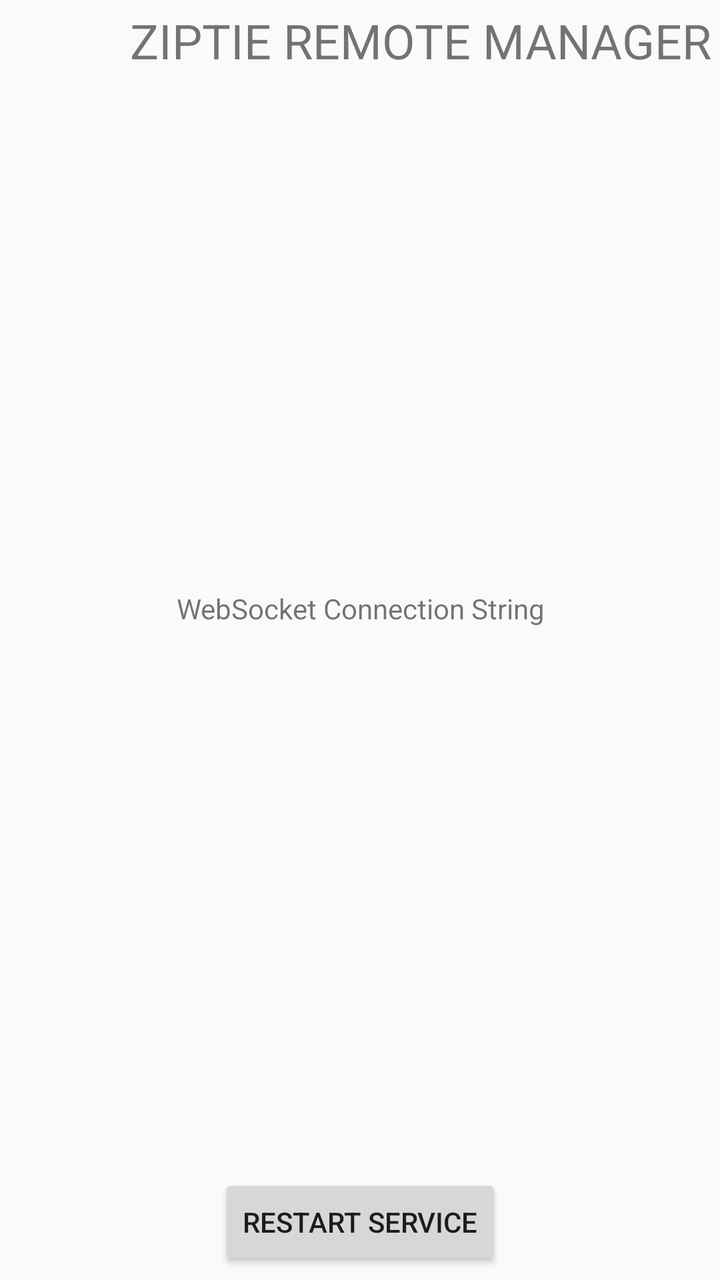
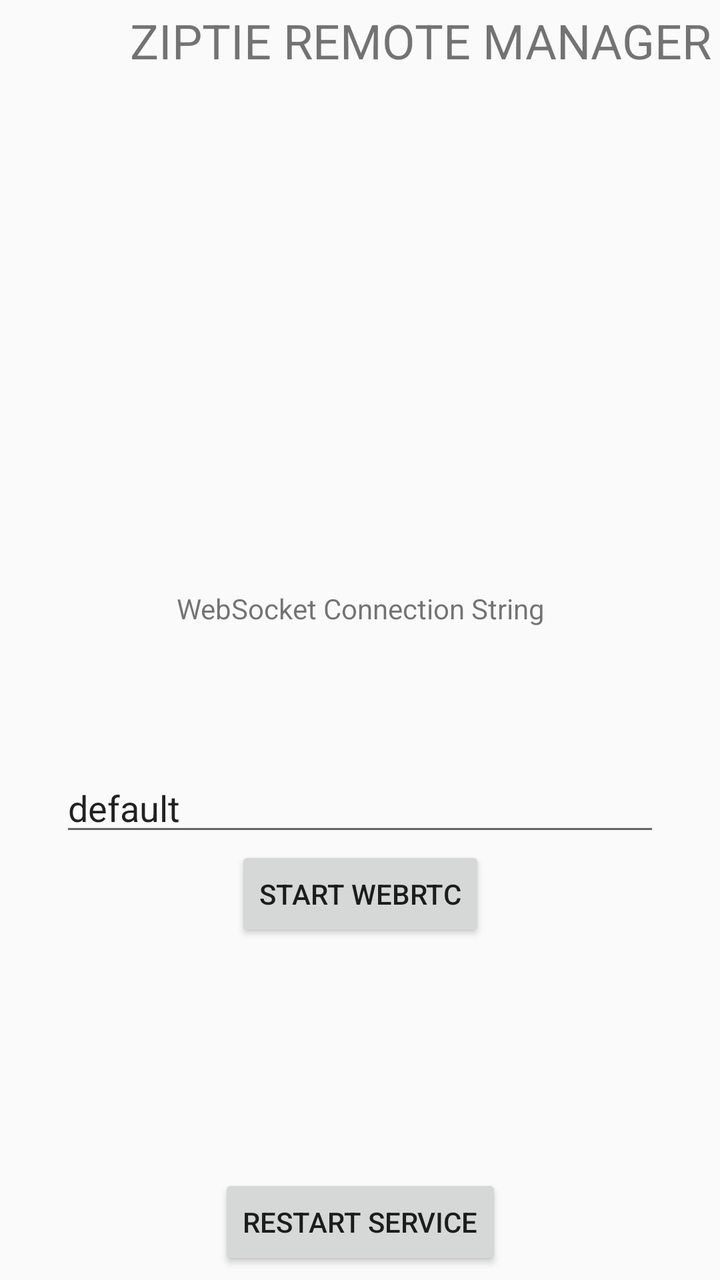

Screens rendered from an Android XML layout before and after an edit, with the pre-edit source and the edit as a unified diff.
<!-- AndroidManifest.xml: activity theme Theme.ZiptieManager -->
<!-- res/layout/activity_main.xml -->
<?xml version="1.0" encoding="utf-8"?>
<androidx.constraintlayout.widget.ConstraintLayout xmlns:android="http://schemas.android.com/apk/res/android"
    xmlns:app="http://schemas.android.com/apk/res-auto"
    xmlns:tools="http://schemas.android.com/tools"
    android:id="@+id/main"
    android:layout_width="match_parent"
    android:layout_height="match_parent"
    tools:context=".MainActivity2">

    <TextView
        android:id="@+id/connectionstring"
        android:layout_width="300dp"
        android:layout_height="87dp"
        android:text="WebSocket Connection String"
        android:textAlignment="center"
        app:layout_constraintBottom_toBottomOf="parent"
        app:layout_constraintEnd_toEndOf="parent"
        app:layout_constraintHorizontal_bias="0.5"
        app:layout_constraintStart_toStartOf="parent"
        app:layout_constraintTop_toBottomOf="@+id/textView3"
        app:layout_constraintVertical_bias="0.5" />

    <TextView
        android:id="@+id/textView3"
        android:layout_width="wrap_content"
        android:layout_height="wrap_content"
        android:layout_marginStart="65dp"
        android:layout_marginTop="4dp"
        android:text="ZIPTIE REMOTE MANAGER"
        android:textSize="24sp"
        app:layout_constraintStart_toStartOf="parent"
        app:layout_constraintTop_toTopOf="parent" />

    <Button
        android:id="@+id/buttonrestart"
        android:layout_width="wrap_content"
        android:layout_height="wrap_content"
        android:layout_marginBottom="5dp"
        android:text="Restart Service"
        app:layout_constraintBottom_toBottomOf="parent"
        app:layout_constraintEnd_toEndOf="parent"
        app:layout_constraintHorizontal_bias="0.5"
        app:layout_constraintStart_toStartOf="parent" />

</androidx.constraintlayout.widget.ConstraintLayout>
<!-- resources referenced by this layout -->
<resources>
  <style name="Theme.ZiptieManager" parent="android:Theme.Material.Light.NoActionBar" />
</resources>

<!-- the commit's change to res/layout/activity_main.xml (unified diff, before → after) -->
@@ -19,6 +19,27 @@
         app:layout_constraintStart_toStartOf="parent"
         app:layout_constraintTop_toBottomOf="@+id/textView3"
         app:layout_constraintVertical_bias="0.5" />
+
+    <EditText
+        android:id="@+id/signalingChannel"
+        android:layout_width="300dp"
+        android:layout_height="wrap_content"
+        android:hint="WebRTC Signaling Channel"
+        android:text="default"
+        app:layout_constraintTop_toBottomOf="@+id/connectionstring"
+        app:layout_constraintStart_toStartOf="parent"
+        app:layout_constraintEnd_toEndOf="parent"
+        app:layout_constraintHorizontal_bias="0.5" />
+
+    <Button
+        android:id="@+id/startWebRTC"
+        android:layout_width="wrap_content"
+        android:layout_height="wrap_content"
+        android:text="Start WebRTC"
+        app:layout_constraintTop_toBottomOf="@+id/signalingChannel"
+        app:layout_constraintStart_toStartOf="parent"
+        app:layout_constraintEnd_toEndOf="parent"
+        app:layout_constraintHorizontal_bias="0.5" />
 
     <TextView
         android:id="@+id/textView3"
